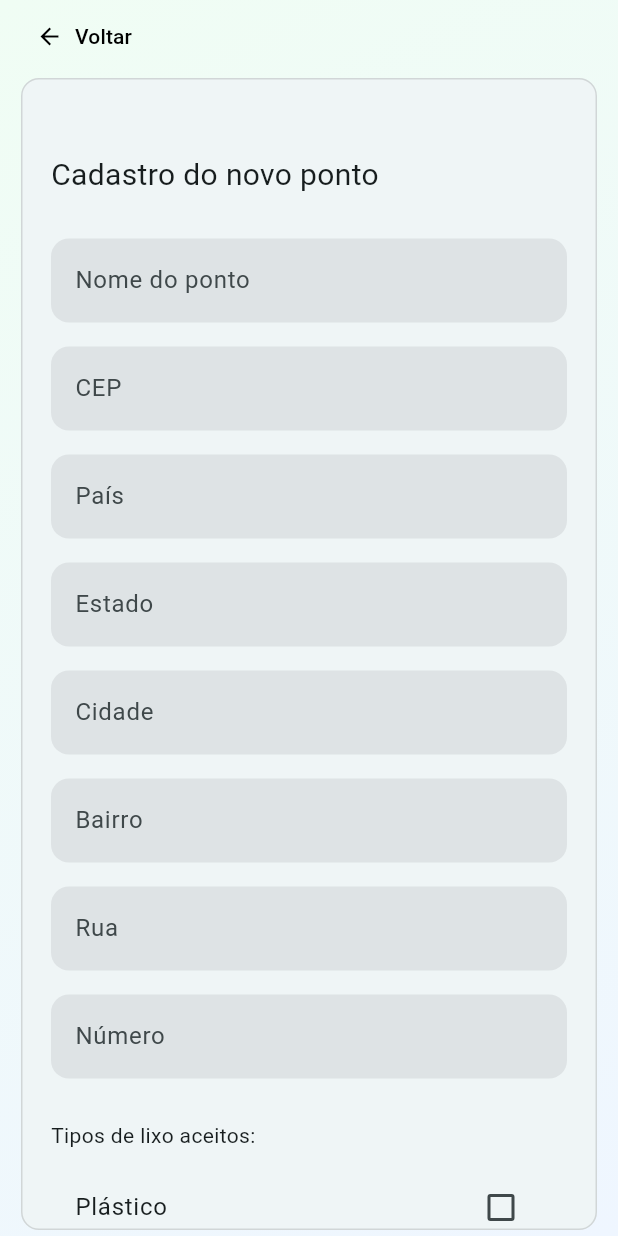
After one commit to FabioMiguelNascimento/echoTrack, a Flutter app: the AddCollectPointFormPage screen opened directly, on a phone screen of 412 x 824 dp. The commit adds this screen. Run offline on Flutter 3.47's test engine with Material 3 defaults, Android fonts, the phone set to English and light mode, and no system bars; our stand-ins replace cloud_firestore, firebase_auth, firebase_core, shared_preferences; accounts and stored records are empty; generated files the repository leaves out were written again.

Commit message:
feat: Cadastro de pontos de coleta no Firebase funcionando

```diff
--- /dev/null
+++ b/lib/src/viewmodels/admin/cadastro_ponto_viewmodel.dart
@@ -0,0 +1,95 @@
+// Libs
+import 'package:flutter/material.dart';
+import 'package:g1_g2/src/models/collect_point_model.dart';
+
+// Repositories
+import 'package:g1_g2/src/repositories/collect_point_repository.dart';
+
+// ViewModel Base
+import 'package:g1_g2/src/viewmodels/base_viewmodel.dart';
+
+class CadastroPontoViewmodel extends BaseViewModel {
+  final CollectPointRepository _collectPointRepo;
+
+  CadastroPontoViewmodel(this._collectPointRepo);
+
+  // Lista de tipos de lixo disponíveis (pode ser movida para uma constante ou config)
+  final List<String> availableTrashTypes = [
+    'Plástico',
+    'Papel',
+    'Vidro',
+    'Metal',
+    'Orgânico',
+    'Eletrônico',
+    'Tecido',
+  ];
+
+  // Lista dos tipos selecionados pelo usuário
+  final List<String> selectedTrashTypes = [];
+
+  // Método para alternar seleção de um tipo de lixo
+  void toggleTrashType(String type) {
+    if (selectedTrashTypes.contains(type)) {
+      selectedTrashTypes.remove(type);
+    } else {
+      selectedTrashTypes.add(type);
+    }
+    notifyListeners(); // Notifica a UI para atualizar
+  }
+
+  final TextEditingController nameController = TextEditingController();
+
+  // Endereco
+  final TextEditingController postalController = TextEditingController();
+  final TextEditingController countryController = TextEditingController();
+  final TextEditingController stateController = TextEditingController();
+  final TextEditingController cityController = TextEditingController();
+  final TextEditingController neighborhoodController = TextEditingController();
+  final TextEditingController streetController = TextEditingController();
+  final TextEditingController numberController = TextEditingController();
+
+  // tenta cadastrar novo ponto - retorna true se conseguir
+  Future<bool> cadastrar() async {
+    setLoading(true);
+
+    try {
+      // Validação
+      if (nameController.text.isEmpty ||
+          postalController.text.isEmpty ||
+          countryController.text.isEmpty ||
+          cityController.text.isEmpty ||
+          neighborhoodController.text.isEmpty ||
+          streetController.text.isEmpty ||
+          numberController.text.isEmpty ||
+          selectedTrashTypes.isEmpty) {
+        throw Exception(
+          "Preencha todos os campos obrigatórios e selecione pelo menos um tipo de lixo.",
+        );
+      }
+
+      // Pegando o modelo de dados
+      CollectPointModel novoPonto = CollectPointModel(
+        name: nameController.text.trim(),
+        address: Address(
+          street: streetController.text.trim(),
+          city: cityController.text.trim(),
+          number: numberController.text.trim(),
+          postal: postalController.text.trim(),
+          country: countryController.text.trim(),
+          state: stateController.text.trim(),
+        ),
+        isActive: true,
+        trashTypes: selectedTrashTypes, // Usando a lista selecionada
+      );
+
+      // Salvar no repositório
+      await _collectPointRepo.adicionarPontoColeta(novoPonto);
+
+      setLoading(false);
+      return true;
+    } catch (e) {
+      setError(e.toString());
+      return false;
+    }
+  }
+}
--- /dev/null
+++ b/lib/src/views/admin/add_collect_point_form_page.dart
@@ -0,0 +1,195 @@
+import 'package:flutter/material.dart';
+import 'package:g1_g2/components/custom_container_background.dart';
+import 'package:g1_g2/components/custom_voltar_text_buttom.dart';
+import 'package:g1_g2/src/viewmodels/admin/cadastro_ponto_viewmodel.dart';
+import 'package:g1_g2/src/views/admin/home_admin_page.dart';
+import 'package:provider/provider.dart';
+
+class AddCollectPointFormPage extends StatelessWidget {
+  const AddCollectPointFormPage({super.key});
+
+  // Widget de criação de campos de texto
+  Widget _buildTextField(
+    TextEditingController controller,
+    String label,
+    TextInputType type,
+  ) {
+    return Padding(
+      padding: const EdgeInsets.symmetric(vertical: 8.0),
+      child: TextField(
+        controller: controller, // Ver o que faz
+        keyboardType: type,
+        decoration: InputDecoration(
+          hintText: label,
+          filled: true,
+          focusedBorder: OutlineInputBorder(
+            borderRadius: BorderRadius.circular(12),
+            borderSide: BorderSide(width: 2, color: Color(0xff00A63E)),
+          ),
+          enabledBorder: OutlineInputBorder(
+            borderRadius: BorderRadius.circular(12),
+            borderSide: BorderSide(style: BorderStyle.none),
+          ),
+        ),
+      ),
+    );
+  }
+
+  @override
+  Widget build(BuildContext context) {
+    final vm = context.watch<CadastroPontoViewmodel>();
+    final vmRead = context.read<CadastroPontoViewmodel>();
+
+    return Scaffold(
+      resizeToAvoidBottomInset: true,
+      body: Container(
+        decoration: BoxDecoration(
+          gradient: LinearGradient(
+            begin: Alignment.topLeft,
+            end: Alignment.bottomRight,
+            colors: <Color>[Color(0xffF0FDF4), Color(0xffEFF6FF)],
+          ),
+        ),
+        child: SafeArea(
+          child: Column(
+            children: [
+              Row(
+                children: [
+                  SizedBox(width: 24),
+                  CustomVoltarTextButtom(pageToBack: HomeAdminPage()),
+                ],
+              ),
+              Expanded(
+                child: Padding(
+                  padding: const EdgeInsets.symmetric(horizontal: 10.0),
+                  child: Card(
+                    shape: RoundedRectangleBorder(
+                      borderRadius: BorderRadius.circular(12),
+                      side: BorderSide(color: Color(0x20000000)),
+                    ),
+                    shadowColor: Colors.transparent,
+                    child: SingleChildScrollView(
+                      child: Padding(
+                        padding: const EdgeInsets.only(
+                          top: 30,
+                          bottom: 30,
+                          right: 20,
+                          left: 20,
+                        ),
+                        child: Column(
+                          crossAxisAlignment: CrossAxisAlignment.start,
+                          children: [
+                            SizedBox(height: 20),
+                            Text(
+                              'Cadastro do novo ponto',
+                              style: TextStyle(fontSize: 20),
+                            ),
+                            SizedBox(height: 20),
+                            _buildTextField(
+                              vm.nameController,
+                              'Nome do ponto',
+                              TextInputType.text,
+                            ),
+                            _buildTextField(
+                              vm.postalController,
+                              'CEP',
+                              TextInputType.number,
+                            ),
+                            _buildTextField(
+                              vm.countryController,
+                              'País',
+                              TextInputType.text,
+                            ),
+                            _buildTextField(
+                              vm.stateController,
+                              'Estado',
+                              TextInputType.text,
+                            ),
+                            _buildTextField(
+                              vm.cityController,
+                              'Cidade',
+                              TextInputType.text,
+                            ),
+                            _buildTextField(
+                              vm.neighborhoodController,
+                              'Bairro',
+                              TextInputType.text,
+                            ),
+                            _buildTextField(
+                              vm.streetController,
+                              'Rua',
+                              TextInputType.text,
+                            ),
+                            _buildTextField(
+                              vm.numberController,
+                              'Número',
+                              TextInputType.number,
+                            ),
+
+                            SizedBox(height: 20),
+                            Text('Tipos de lixo aceitos:'),
+                            SizedBox(height: 10),
+                            ListView.builder(
+                              shrinkWrap: true,
+                              physics: NeverScrollableScrollPhysics(),
+                              itemCount: vm.availableTrashTypes.length,
+                              itemBuilder: (context, index) {
+                                final type = vm.availableTrashTypes[index];
+                                return CheckboxListTile(
+                                  title: Text(type),
+                                  value: vm.selectedTrashTypes.contains(type),
+                                  onChanged: (bool? value) {
+                                    vm.toggleTrashType(type);
+                                  },
+                                );
+                              },
+                            ),
+                            SizedBox(height: 20),
+                            ElevatedButton(
+                              onPressed: vm.isLoading
+                                  ? null
+                                  : () async {
+                                      bool sucesso = await vmRead.cadastrar();
+                                      if (context.mounted) {
+                                        if (sucesso) {
+                                          ScaffoldMessenger.of(
+                                            context,
+                                          ).showSnackBar(
+                                            const SnackBar(
+                                              content: Text(
+                                                'Ponto cadastrado com sucesso!',
+                                              ),
+                                            ),
+                                          );
+                                          Navigator.pop(context);
+                                        } else {
+                                          ScaffoldMessenger.of(
+                                            context,
+                                          ).showSnackBar(
+                                            SnackBar(
+                                              content: Text(
+                                                vm.errorMessage ?? 'Erro',
+                                              ),
+                                            ),
+                                          );
+                                        }
+                                      }
+                                    },
+                              child: vm.isLoading
+                                  ? const CircularProgressIndicator()
+                                  : const Text('Cadastrar'),
+                            ),
+                          ],
+                        ),
+                      ),
+                    ),
+                  ),
+                ),
+              ),
+            ],
+          ),
+        ),
+      ),
+    );
+  }
+}
```
Also changed, not shown: lib/main.dart (+9 -4 lines).
